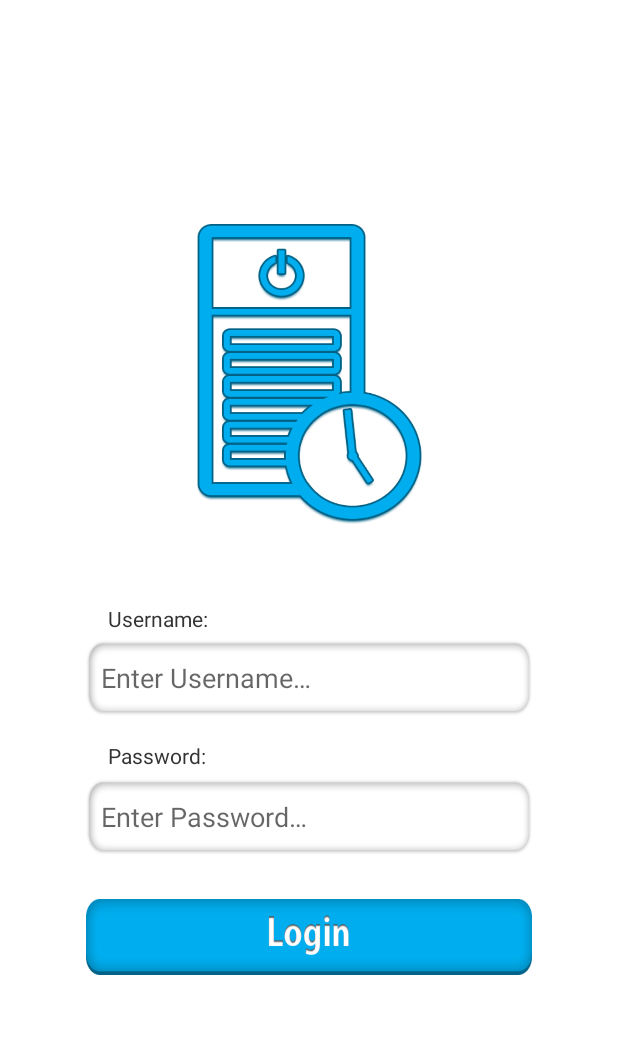
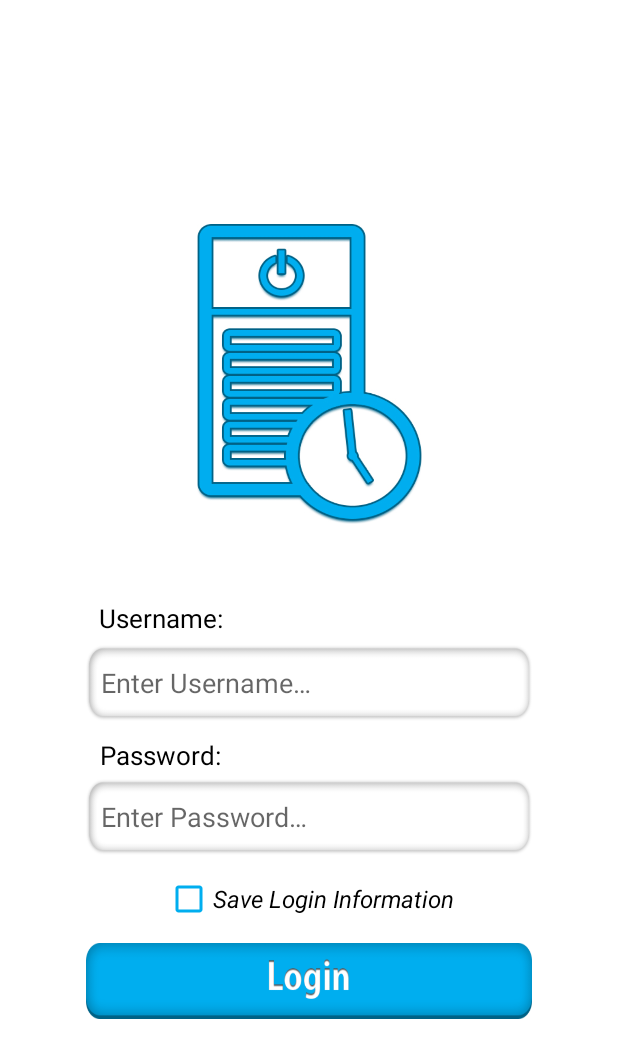
Before and after one commit to IcyTheOne/Work0905, an Android app: the screen it shows after launch (MainActivity), on a phone screen of 412 x 824 dp. Shown: the top 1058 px of the screen. Run offline under Robolectric (Android 15) with nearby library versions, the phone set to English and light mode, and no system bars.

Commit message:
Added Remeber login checkbox and some other stuff

```diff
--- a/app/src/main/java/com/example/work0905/LoggedMonthsAdapter.java
+++ b/app/src/main/java/com/example/work0905/LoggedMonthsAdapter.java
@@ -30,18 +30,21 @@ public class LoggedMonthsAdapter extends ArrayAdapter<LoggedMonths> {
     @Override
     public View getView(int position, @Nullable View convertView, @NonNull ViewGroup parent) {
         String month = getItem(position).getMonth();
+        String year = getItem(position).getYear();
         int totalHours = getItem(position).getTotalHours();
         int overtimeHours = getItem(position).getOvertimeHours();
         int estimatedSalary = getItem(position).getEstimatedSalary();
 
-        LoggedMonths months = new LoggedMonths(month, totalHours, overtimeHours, estimatedSalary);
+        LoggedMonths months = new LoggedMonths(month, year, totalHours, overtimeHours, estimatedSalary);
 
         LayoutInflater inflater = LayoutInflater.from(mContext);
         convertView = inflater.inflate(mResource, parent, false);
 
         TextView tvMonth = convertView.findViewById(R.id.month_listview);
+        TextView tvYear = convertView.findViewById(R.id.year_listview);
 
         tvMonth.setText(month);
+        tvYear.setText(year);
         return convertView;
     }
 }
--- a/app/src/main/java/com/example/work0905/MainActivity.java
+++ b/app/src/main/java/com/example/work0905/MainActivity.java
@@ -1,19 +1,53 @@
 package com.example.work0905;
 
+import android.content.Context;
 import android.content.Intent;
+import android.content.SharedPreferences;
 import android.os.Bundle;
+import android.text.Editable;
+import android.text.TextWatcher;
 import android.view.View;
+import android.widget.CheckBox;
+import android.widget.CompoundButton;
+import android.widget.EditText;
 import android.widget.ImageButton;
 
 import androidx.appcompat.app.AppCompatActivity;
 
-public class MainActivity extends AppCompatActivity {
+public class MainActivity extends AppCompatActivity implements TextWatcher, CompoundButton.OnCheckedChangeListener {
+    private EditText username, password;
     private ImageButton loginBtn;
+    private CheckBox rem_userpass;
+    SharedPreferences sharedPreferences;
+    SharedPreferences.Editor editor;
+    private static final String PREF_NAME = "prefs";
+    private static final String KEY_REMEBER = "remeber";
+    private static final String KEY_USERNAME = "username";
+    private static final String KEY_PASSWORD = "password";
 
     @Override
     protected void onCreate(Bundle savedInstanceState) {
         super.onCreate(savedInstanceState);
         setContentView(R.layout.activity_main);
+
+        sharedPreferences = getSharedPreferences(PREF_NAME, Context.MODE_PRIVATE);
+        editor = sharedPreferences.edit();
+        username = findViewById(R.id.username_et);
+        password = findViewById(R.id.pass_et);
+        rem_userpass = findViewById(R.id.save_login_cb);
+
+        if (sharedPreferences.getBoolean(KEY_REMEBER,false)){
+            rem_userpass.setChecked(true);
+        } else {
+            rem_userpass.setChecked(false);
+        }
+
+        username.setText(sharedPreferences.getString(KEY_USERNAME,""));
+        password.setText(sharedPreferences.getString(KEY_PASSWORD, ""));
+
+        username.addTextChangedListener(this);
+        password.addTextChangedListener(this);
+        rem_userpass.setOnCheckedChangeListener(this);
 
         loginBtn = findViewById(R.id.loginBtn);
         loginBtn.setOnClickListener(new View.OnClickListener() {
@@ -23,4 +57,39 @@ public class MainActivity extends AppCompatActivity {
             }
         });
     }
+
+    @Override
+    public void beforeTextChanged(CharSequence s, int start, int count, int after) {
+
+    }
+
+    @Override
+    public void onTextChanged(CharSequence s, int start, int before, int count) {
+        managePrefs();
+    }
+
+    @Override
+    public void afterTextChanged(Editable s) {
+
+    }
+
+    @Override
+    public void onCheckedChanged(CompoundButton buttonView, boolean isChecked) {
+        managePrefs();
+    }
+
+    private void managePrefs(){
+        if (rem_userpass.isChecked()){
+            editor.putString(KEY_USERNAME, username.getText().toString().trim());
+            editor.putString(KEY_PASSWORD, password.getText().toString().trim());
+            editor.putBoolean(KEY_REMEBER, true);
+            editor.apply();
+        } else {
+            editor.putBoolean(KEY_REMEBER, false);
+            editor.remove(KEY_PASSWORD);
+            editor.remove(KEY_USERNAME);
+            editor.apply();
+        }
+    }
+
 }
--- a/app/src/main/res/layout/activity_change_pass.xml
+++ b/app/src/main/res/layout/activity_change_pass.xml
@@ -76,7 +76,7 @@
         app:layout_constraintBottom_toBottomOf="parent"
         app:layout_constraintEnd_toEndOf="parent"
         app:layout_constraintStart_toStartOf="parent"
-        app:layout_constraintHorizontal_bias=".17"
+        app:layout_constraintHorizontal_bias=".185"
         app:layout_constraintVertical_bias="0.49"
         android:textColor="#000"
         android:textSize="17sp"/>
--- a/app/src/main/res/layout/activity_main.xml
+++ b/app/src/main/res/layout/activity_main.xml
@@ -25,6 +25,7 @@
         <TextView
             app:layout_constraintTop_toBottomOf="@id/logo"
             android:text="@string/username_ET"
+            android:textSize="17sp"
             android:id="@+id/username_tv"
             app:layout_constraintWidth_percent=".8"
             app:layout_constraintHeight_percent=".04"
@@ -34,9 +35,9 @@
             app:layout_constraintBottom_toBottomOf="parent"
             app:layout_constraintEnd_toEndOf="parent"
             app:layout_constraintStart_toStartOf="parent"
-            app:layout_constraintHorizontal_bias=".17"
+            app:layout_constraintHorizontal_bias=".16"
             app:layout_constraintVertical_bias="0.5"
-            android:textColor="#333"/>
+            android:textColor="#000"/>
 
         <EditText
             app:layout_constraintTop_toBottomOf="@+id/username_tv"
@@ -60,9 +61,10 @@
             app:layout_constraintBottom_toBottomOf="parent"
             app:layout_constraintEnd_toEndOf="parent"
             app:layout_constraintStart_toStartOf="parent"
-            app:layout_constraintVertical_bias="0.57"/>
+            app:layout_constraintVertical_bias="0.575"/>
 
         <TextView
+            android:textSize="17sp"
             app:layout_constraintTop_toBottomOf="@+id/username_et"
             android:text="@string/password_ET"
             android:id="@+id/pass_tv"
@@ -74,9 +76,9 @@
             app:layout_constraintBottom_toBottomOf="parent"
             app:layout_constraintEnd_toEndOf="parent"
             app:layout_constraintStart_toStartOf="parent"
-            app:layout_constraintHorizontal_bias=".17"
+            app:layout_constraintHorizontal_bias=".16"
             app:layout_constraintVertical_bias="0.62"
-            android:textColor="#333"/>
+            android:textColor="#000"/>
 
         <EditText
             android:textColor="#909090"
@@ -102,6 +104,20 @@
             app:layout_constraintStart_toStartOf="parent"
             app:layout_constraintVertical_bias="0.7"/>
 
+        <androidx.appcompat.widget.AppCompatCheckBox
+            android:layout_width="wrap_content"
+            android:layout_height="wrap_content"
+            android:id="@+id/save_login_cb"
+            android:text="@string/save_login_cb"
+            app:layout_constraintTop_toBottomOf="@id/pass_et"
+            app:layout_constraintStart_toStartOf="parent"
+            app:layout_constraintEnd_toEndOf="parent"
+            app:layout_constraintBottom_toTopOf="@id/loginBtn"
+            android:textColor="#000"
+            android:textSize="16sp"
+            android:textStyle="italic"
+            android:buttonTint="@color/styleColor"/>
+
         <ImageButton
             android:paddingStart="10dp"
             android:paddingEnd="10dp"
@@ -113,7 +129,7 @@
             app:layout_constraintBottom_toBottomOf="parent"
             app:layout_constraintEnd_toEndOf="parent"
             app:layout_constraintStart_toStartOf="parent"
-            app:layout_constraintVertical_bias="0.79"
+            app:layout_constraintVertical_bias="0.83"
             app:layout_constraintTop_toBottomOf="@+id/pass_et"
             android:contentDescription="@string/login_btn"
             android:id="@+id/loginBtn"
--- a/app/src/main/res/values/colors.xml
+++ b/app/src/main/res/values/colors.xml
@@ -3,4 +3,5 @@
     <color name="colorPrimary">#008577</color>
     <color name="colorPrimaryDark">#00574B</color>
     <color name="colorAccent">#D81B60</color>
+    <color name="styleColor">#00AEEF</color>
 </resources>
--- a/app/src/main/res/values/strings.xml
+++ b/app/src/main/res/values/strings.xml
@@ -4,6 +4,7 @@
     <!-- |Login Page| -->
     <string name="username_ET">Username:</string>
     <string name="password_ET">Password:</string>
+    <string name="save_login_cb">Save Login Information</string>
 
     <!-- |Home Page| -->
     <string name="company_name">Company Name:</string>
--- a/app/src/main/res/values/styles.xml
+++ b/app/src/main/res/values/styles.xml
@@ -6,6 +6,7 @@
         <item name="colorPrimary">@color/colorPrimary</item>
         <item name="colorPrimaryDark">@color/colorPrimaryDark</item>
         <item name="colorAccent">@color/colorAccent</item>
+        <item name="checkboxStyle">@color/styleColor</item>
     </style>
 
 </resources>
```
Also changed, not shown: app/src/main/java/com/example/work0905/AllTimeFragment.java (+20 -9 lines), app/src/main/java/com/example/work0905/LoggedMonths.java (+11 -1 lines), app/src/main/java/com/example/work0905/SettingsFragment.java (+8 -0 lines), app/src/main/res/layout/custom_listview.xml (+12 -2 lines). Lines whose indentation alone changed are shown as unchanged.
